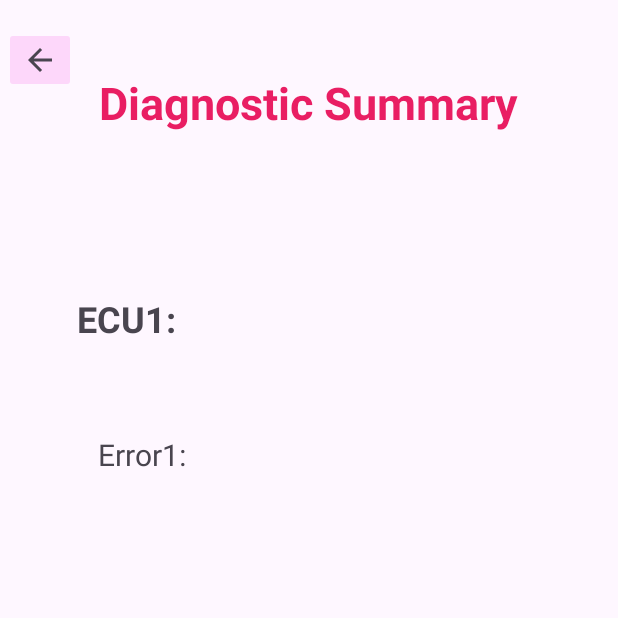
After one commit to concordia-fsae/candroid_diagnostics, an Android app: the DiagnosticActivity screen opened directly, with no data from a screen before it, on a phone screen of 412 x 824 dp, the top half of it. The commit adds this screen. Run offline under Robolectric (Android 15) with nearby library versions, the phone set to English and light mode, and no system bars.

Commit message:
Implemented UI pages
Added the DiagnosticActivity page as well as the ECUActivity page.
Added the setupUI functionalities on the MainActivity.
Navigation between pages implemented.

```diff
--- a/app/build.gradle.kts
+++ b/app/build.gradle.kts
@@ -41,6 +41,7 @@ dependencies {
     implementation("androidx.appcompat:appcompat:1.6.1")
     implementation("com.google.android.material:material:1.11.0")
     implementation("androidx.constraintlayout:constraintlayout:2.1.4")
+    implementation("androidx.activity:activity:1.8.0")
     testImplementation("junit:junit:4.13.2")
     androidTestImplementation("androidx.test.ext:junit:1.1.5")
     androidTestImplementation("androidx.test.espresso:espresso-core:3.5.1")
--- /dev/null
+++ b/app/src/main/java/com/example/candroid_diagnostics/DiagnosticActivity.java
@@ -0,0 +1,53 @@
+package com.example.candroid_diagnostics;
+
+import android.content.Intent;
+import android.os.Bundle;
+import android.view.View;
+import android.widget.Button;
+import android.widget.ImageButton;
+import android.widget.TextView;
+
+import androidx.activity.EdgeToEdge;
+import androidx.appcompat.app.AppCompatActivity;
+import androidx.core.graphics.Insets;
+import androidx.core.view.ViewCompat;
+import androidx.core.view.WindowInsetsCompat;
+
+public class DiagnosticActivity extends AppCompatActivity {
+
+    protected TextView ecu1Txt;
+    protected TextView errormsg;
+    protected TextView titlepage;
+    protected ImageButton backbtn;
+    @Override
+    protected void onCreate(Bundle savedInstanceState) {
+        super.onCreate(savedInstanceState);
+        EdgeToEdge.enable(this);
+        setContentView(R.layout.activity_diagnostic);
+        setupUI();
+        backbtn = findViewById(R.id.bckBtn);
+        backbtn.setOnClickListener(new View.OnClickListener() {
+            @Override
+            public void onClick(View view) {
+
+                goToMainActivity();
+            }
+        });
+        ViewCompat.setOnApplyWindowInsetsListener(findViewById(R.id.main), (v, insets) -> {
+            Insets systemBars = insets.getInsets(WindowInsetsCompat.Type.systemBars());
+            v.setPadding(systemBars.left, systemBars.top, systemBars.right, systemBars.bottom);
+            return insets;
+        });
+    }
+
+    private void setupUI() {
+        ecu1Txt = findViewById(R.id.ecuTxt);
+        errormsg = findViewById(R.id.errormsgTxt);
+        titlepage = findViewById(R.id.diagtitle);
+    }
+
+    private void goToMainActivity() {
+        Intent intent = new Intent(getApplicationContext(), MainActivity.class);
+        startActivity(intent);
+    }
+}
--- /dev/null
+++ b/app/src/main/res/layout/activity_diagnostic.xml
@@ -0,0 +1,65 @@
+<?xml version="1.0" encoding="utf-8"?>
+<androidx.constraintlayout.widget.ConstraintLayout xmlns:android="http://schemas.android.com/apk/res/android"
+    xmlns:app="http://schemas.android.com/apk/res-auto"
+    xmlns:tools="http://schemas.android.com/tools"
+    android:id="@+id/main"
+    android:layout_width="match_parent"
+    android:layout_height="match_parent"
+    tools:context=".DiagnosticActivity">
+
+    <TextView
+        android:id="@+id/ecuTxt"
+        android:layout_width="wrap_content"
+        android:layout_height="wrap_content"
+        android:text="ECU1:"
+        android:textSize="24sp"
+        android:textStyle="bold"
+        app:layout_constraintBottom_toBottomOf="parent"
+        app:layout_constraintEnd_toEndOf="parent"
+        app:layout_constraintHorizontal_bias="0.149"
+        app:layout_constraintStart_toStartOf="parent"
+        app:layout_constraintTop_toTopOf="parent"
+        app:layout_constraintVertical_bias="0.248" />
+
+    <TextView
+        android:id="@+id/errormsgTxt"
+        android:layout_width="wrap_content"
+        android:layout_height="wrap_content"
+        android:text="Error1: "
+        android:textSize="20sp"
+        app:layout_constraintBottom_toBottomOf="parent"
+        app:layout_constraintEnd_toEndOf="parent"
+        app:layout_constraintHorizontal_bias="0.187"
+        app:layout_constraintStart_toStartOf="parent"
+        app:layout_constraintTop_toTopOf="parent"
+        app:layout_constraintVertical_bias="0.363" />
+
+    <TextView
+        android:id="@+id/diagtitle"
+        android:layout_width="wrap_content"
+        android:layout_height="wrap_content"
+        android:text="Diagnostic Summary"
+        android:textColor="#E91E63"
+        android:textSize="30sp"
+        android:textStyle="bold"
+        app:layout_constraintBottom_toBottomOf="parent"
+        app:layout_constraintEnd_toEndOf="parent"
+        app:layout_constraintHorizontal_bias="0.498"
+        app:layout_constraintStart_toStartOf="parent"
+        app:layout_constraintTop_toTopOf="parent"
+        app:layout_constraintVertical_bias="0.061" />
+
+    <ImageButton
+        android:id="@+id/bckBtn"
+        android:layout_width="wrap_content"
+        android:layout_height="wrap_content"
+        android:backgroundTint="@color/material_dynamic_tertiary90"
+        app:layout_constraintBottom_toBottomOf="parent"
+        app:layout_constraintEnd_toEndOf="parent"
+        app:layout_constraintHorizontal_bias="0.008"
+        app:layout_constraintStart_toStartOf="parent"
+        app:layout_constraintTop_toTopOf="parent"
+        app:layout_constraintVertical_bias="0.023"
+        app:srcCompat="?attr/actionModeCloseDrawable" />
+
+</androidx.constraintlayout.widget.ConstraintLayout>
--- a/build.gradle.kts
+++ b/build.gradle.kts
@@ -1,4 +1,4 @@
 // Top-level build file where you can add configuration options common to all sub-projects/modules.
 plugins {
-    id("com.android.application") version "8.2.2" apply false
+    id("com.android.application") version "8.3.0" apply false
 }
```
Also changed, not shown: app/src/main/AndroidManifest.xml (+10 -0 lines), app/src/main/java/com/example/candroid_diagnostics/ECUActivity.java (added, +53 -0 lines), app/src/main/java/com/example/candroid_diagnostics/MainActivity.java (+40 -0 lines), app/src/main/res/layout/activity_ecu1.xml (added, +51 -0 lines), app/src/main/res/layout/activity_main.xml (+90 -2 lines), gradle/wrapper/gradle-wrapper.properties.
